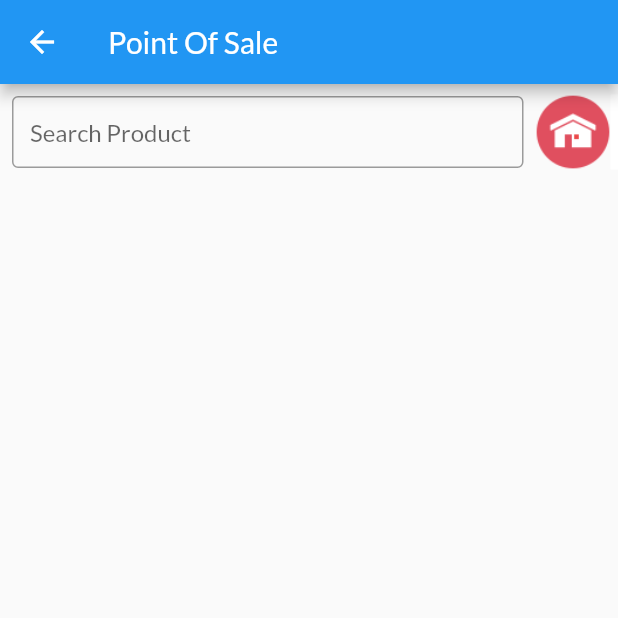
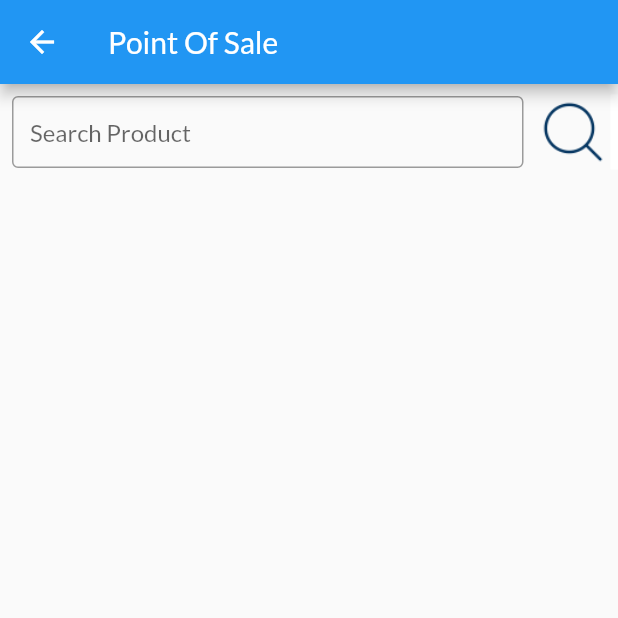
Before and after one commit to rahat14/EPB_POS_FLUTTER, a Flutter app: the PosPage screen opened by its route, on a phone screen of 412 x 824 dp, the top half of it. Run offline on Flutter 3.47's test engine with Material 2 defaults, Android fonts, the phone set to English and light mode, and no system bars; our stand-ins replace drift, fluttertoast, get, google_fonts, sn_progress_dialog; accounts and stored records are empty; generated files the repository leaves out were written again; network calls fail.

```diff
--- a/lib/database/app_database.dart
+++ b/lib/database/app_database.dart
@@ -71,6 +71,16 @@ class AppDatabase extends _$AppDatabase {
   @override
   int get schemaVersion => 3;
 
+  @override
+  MigrationStrategy get migration => MigrationStrategy(
+      onCreate: (Migrator m) {
+        return m.createAll();
+      },
+      onUpgrade: (Migrator m, int from, int to) async {
+
+      }
+  );
+
   // queries
   Future<List<Product>> getAllProducts() => select(products).get();
 
@@ -95,4 +105,7 @@ LazyDatabase _openConnection() {
     final file = File(p.join(dbFolder.path, 'epb_pos_db.sqlite'));
     return NativeDatabase(file);
   });
+
+
+
 }
--- a/lib/pages/home_page.dart
+++ b/lib/pages/home_page.dart
@@ -29,7 +29,7 @@ class HomePage extends StatelessWidget {
                   height: 200,
                   width: 200,
                   child: InkWell(
-                    onTap: () =>   HelperClass.showToast("File Uploaded"),
+                    onTap: () =>   Get.toNamed("/pos"),
                     child: Column(
                       mainAxisAlignment: MainAxisAlignment.center,
                       crossAxisAlignment: CrossAxisAlignment.center,
--- a/lib/pages/pos_page.dart
+++ b/lib/pages/pos_page.dart
@@ -1,6 +1,7 @@
 import 'package:epb_pos_flutter/controllers/database_controller.dart';
 import 'package:flutter/material.dart';
 import 'package:get/get.dart';
+import 'items.dart';
 
 class PosPage extends StatelessWidget {
   final offlineDatabaseController = Get.put(DatabaseController());
@@ -13,7 +14,8 @@ class PosPage extends StatelessWidget {
       appBar: AppBar(
         title: const Text("Point Of Sale"),
       ),
-      body: Column(
+      body: Obx(() {
+        return Column(
           children: [
             Row(
               children: [
@@ -36,7 +38,8 @@ class PosPage extends StatelessWidget {
                   ),
                 ),
                 SizedBox(
-                child: Image.asset("assets/images/icon.png", fit: BoxFit.fill),
+                  child: Image.asset(
+                      "assets/images/search_icon.png", fit: BoxFit.fill),
                   height: 50,
                   width: 50,
                 ),
@@ -50,8 +53,19 @@ class PosPage extends StatelessWidget {
               ],
               verticalDirection: VerticalDirection.up,
             ),
+            Flexible(
+              child: ListView.builder(
+                itemCount: offlineDatabaseController.offlineProducts.length,
+                itemBuilder: (context, index) {
+                  return ListTile(
+                    title: buildPosItemRow(offlineDatabaseController.offlineProducts[index]),
+                  );
+                },
+              ),
+            )
           ],
-      ),
+        );
+      }),
     );
   }
 
```
Also changed, not shown: lib/main.dart (+6 -2 lines), lib/pages/items.dart (added, +41 -0 lines), assets/images/search_icon.png (added), pubspec.lock. Lines whose indentation alone changed are shown as unchanged.
